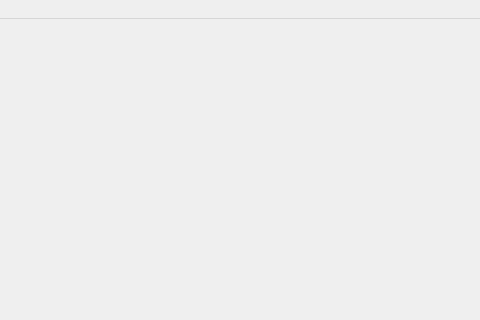
Above: NoGo/NoGo/mainwindow.ui from Zhouyutian22/NoGoTeam3 before the change; both pictures show x 150 to 630 and y 0 to 320 of the 800 by 600 pixel window. Below: the same form after it.
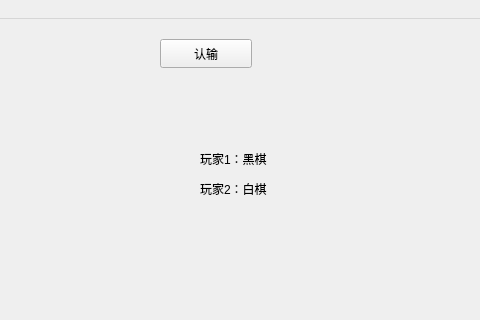
That is the form after the change.

```diff
--- a/NoGo/NoGo/mainwindow.ui
+++ b/NoGo/NoGo/mainwindow.ui
@@ -13,7 +13,47 @@
   <property name="windowTitle">
    <string>MainWindow</string>
   </property>
-  <widget class="QWidget" name="centralwidget"/>
+  <widget class="QWidget" name="centralwidget">
+   <widget class="QPushButton" name="pushButton">
+    <property name="geometry">
+     <rect>
+      <x>310</x>
+      <y>20</y>
+      <width>92</width>
+      <height>29</height>
+     </rect>
+    </property>
+    <property name="text">
+     <string>认输</string>
+    </property>
+   </widget>
+   <widget class="QLabel" name="label">
+    <property name="geometry">
+     <rect>
+      <x>350</x>
+      <y>130</y>
+      <width>121</width>
+      <height>20</height>
+     </rect>
+    </property>
+    <property name="text">
+     <string>玩家1：黑棋</string>
+    </property>
+   </widget>
+   <widget class="QLabel" name="label_2">
+    <property name="geometry">
+     <rect>
+      <x>350</x>
+      <y>160</y>
+      <width>111</width>
+      <height>20</height>
+     </rect>
+    </property>
+    <property name="text">
+     <string>玩家2：白棋</string>
+    </property>
+   </widget>
+  </widget>
   <widget class="QMenuBar" name="menubar">
    <property name="geometry">
     <rect>
```
Left out of the diff: 2 changed lines with no effect on the pictures.
